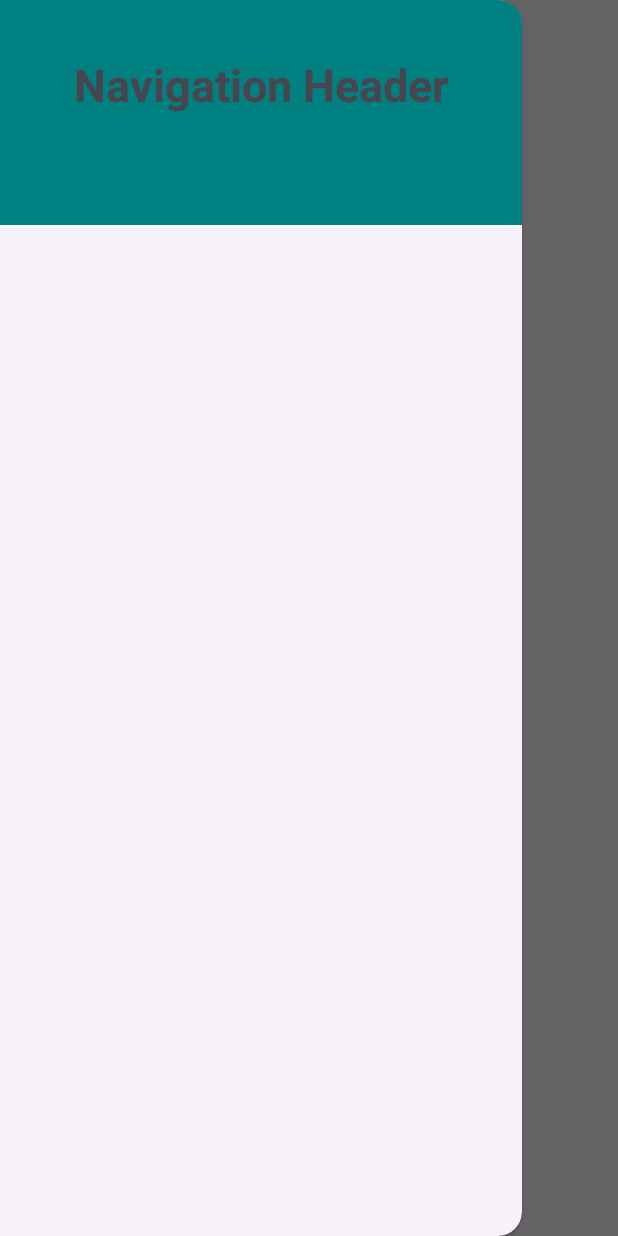
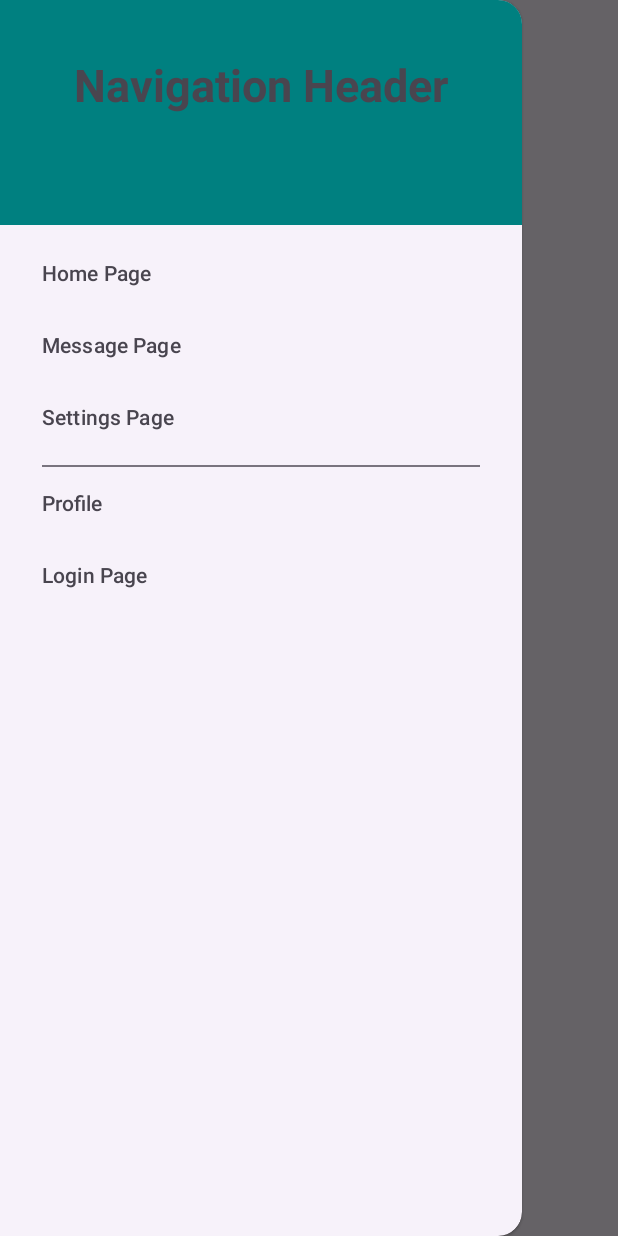
Before and after one commit to yukiodesigns/NavigationDrawerApp, an Android app: the screen it shows after launch (MainActivity), with the side drawer open, on a phone screen of 412 x 824 dp. Run offline under Robolectric (Android 15) with nearby library versions, the phone set to English and light mode, and no system bars.

Commit message:
Creating menu

```diff
--- a/app/src/main/res/menu/nav_menu.xml
+++ b/app/src/main/res/menu/nav_menu.xml
@@ -1,5 +1,29 @@
 <?xml version="1.0" encoding="utf-8"?>
-<menu xmlns:android="http://schemas.android.com/apk/res/android">
+<menu xmlns:android="http://schemas.android.com/apk/res/android"
+    xmlns:tools="http://schemas.android.com/tools"
+    tools:showIn="navigation_view"
+    >
+    <group android:checkableBehavior="single">
+        <item
+            android:id="@+id/home"
+            android:title="Home Page" />
+        <item
+            android:id="@+id/message"
+            android:title="Message Page" />
+        <item
+            android:id="@+id/settings"
+            android:title="Settings Page" />
+    </group>
+
+    <item android:title="Profile">
+        <menu>
+            <group android:checkableBehavior="single">
+                <item
+                    android:id="@+id/login"
+                    android:title="Login Page" />
+            </group>
+        </menu>
+    </item>
 
 
 </menu>
```
